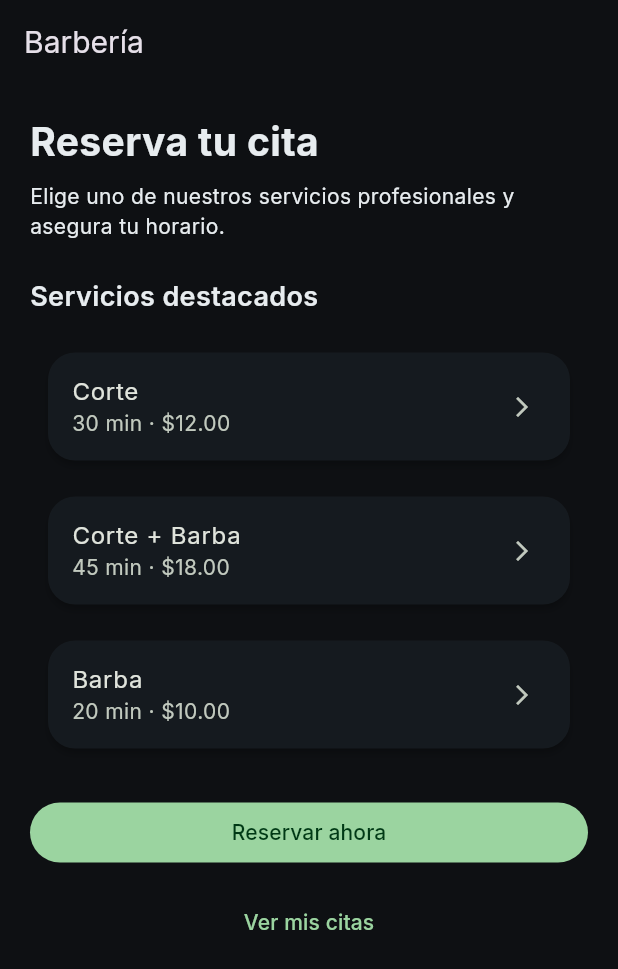
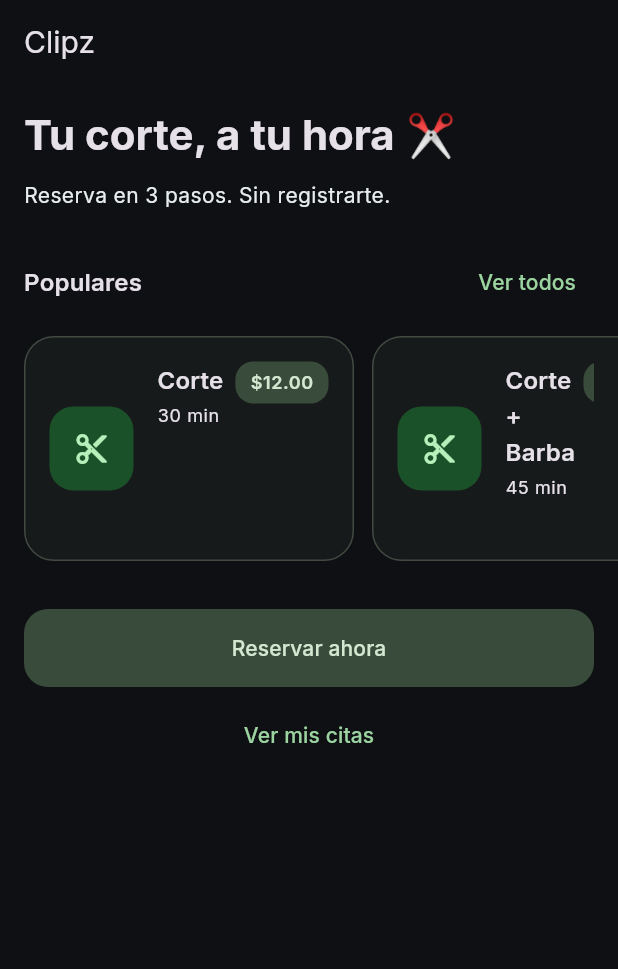
Before and after one commit to GrullonDev/Barberia, a Flutter app: the screen it shows after launch, on a phone screen of 412 x 824 dp. Shown: the top 969 px of the screen. Run offline on Flutter 3.47's test engine with Material 3 defaults, Android fonts, the phone set to English and light mode, and no system bars; our stand-ins replace flutter_riverpod, go_router, google_fonts, qr_flutter, share_plus.

Commit message:
Add reusable UI components: EmptyStateBlock, PrimaryButton, SectionTitle, and SlotChip

```diff
--- /dev/null
+++ b/lib/common/widgets/primary_button.dart
@@ -0,0 +1,59 @@
+import 'package:flutter/material.dart';
+
+/// Primary full-width button with consistent padding and large radius.
+class PrimaryButton extends StatelessWidget {
+  const PrimaryButton({
+    required this.label,
+    required this.onPressed,
+    super.key,
+    this.icon,
+    this.enabled = true,
+    this.loading = false,
+  });
+
+  final String label;
+  final VoidCallback onPressed;
+  final Widget? icon;
+  final bool enabled;
+  final bool loading;
+
+  @override
+  Widget build(final BuildContext context) {
+    final VoidCallback? effectiveOnPressed = (!enabled || loading)
+        ? null
+        : onPressed;
+    final Widget child = loading
+        ? const SizedBox(
+            width: 20,
+            height: 20,
+            child: CircularProgressIndicator(strokeWidth: 2),
+          )
+        : Row(
+            mainAxisSize: MainAxisSize.min,
+            mainAxisAlignment: MainAxisAlignment.center,
+            children: <Widget>[
+              if (icon != null) ...<Widget>[icon!, const SizedBox(width: 8)],
+              Flexible(
+                child: Text(
+                  label,
+                  overflow: TextOverflow.ellipsis,
+                ),
+              ),
+            ],
+          );
+
+    return SizedBox(
+      width: double.infinity,
+      child: FilledButton.tonal(
+        style: FilledButton.styleFrom(
+          padding: const EdgeInsets.symmetric(vertical: 16),
+          shape: RoundedRectangleBorder(
+            borderRadius: BorderRadius.circular(16),
+          ),
+        ),
+        onPressed: effectiveOnPressed,
+        child: child,
+      ),
+    );
+  }
+}
--- a/lib/features/booking/pages/home_page.dart
+++ b/lib/features/booking/pages/home_page.dart
@@ -4,8 +4,10 @@ import 'package:flutter_riverpod/flutter_riverpod.dart';
 import 'package:go_router/go_router.dart';
 
 import 'package:barberia/app/router.dart';
+import 'package:barberia/common/widgets/primary_button.dart';
 import 'package:barberia/features/booking/models/service.dart';
 import 'package:barberia/features/booking/providers/booking_providers.dart';
+import 'package:barberia/features/booking/widgets/service_card_modern.dart';
 
 class HomePage extends ConsumerWidget {
   const HomePage({super.key});
@@ -13,49 +15,74 @@ class HomePage extends ConsumerWidget {
   @override
   Widget build(final BuildContext context, final WidgetRef ref) {
     final List<Service> services = ref.watch(servicesProvider);
-    final List<Service> featured = services.take(3).toList();
+    final List<Service> popular = services.take(6).toList();
+    final ColorScheme cs = Theme.of(context).colorScheme;
 
     return Scaffold(
-      appBar: AppBar(title: const Text('Barbería')),
+      appBar: AppBar(title: const Text('Clipz')),
       body: ListView(
-        padding: const EdgeInsets.all(20),
+        padding: const EdgeInsets.all(16),
         children: <Widget>[
-          const Text(
-            'Reserva tu cita',
-            style: TextStyle(fontSize: 26, fontWeight: FontWeight.bold),
+          // Hero
+          Text(
+            'Tu corte, a tu hora ✂️',
+            style: Theme.of(context).textTheme.titleLarge?.copyWith(
+                  fontWeight: FontWeight.w700,
+                  fontSize: 28,
+                ),
           ),
-          const SizedBox(height: 8),
+          const SizedBox(height: 12),
           Text(
-            'Elige uno de nuestros servicios profesionales y asegura tu horario.',
+            'Reserva en 3 pasos. Sin registrarte.',
             style: Theme.of(context).textTheme.bodyMedium,
           ),
           const SizedBox(height: 24),
-          const Text(
-            'Servicios destacados',
-            style: TextStyle(fontSize: 18, fontWeight: FontWeight.w600),
+          Row(
+            mainAxisAlignment: MainAxisAlignment.spaceBetween,
+            children: <Widget>[
+              Text(
+                'Populares',
+                style: Theme.of(context).textTheme.titleMedium?.copyWith(
+                      fontWeight: FontWeight.w600,
+                    ),
+              ),
+              TextButton(
+                onPressed: () => context.goNamed(RouteNames.services),
+                child: const Text('Ver todos'),
+              ),
+            ],
           ),
           const SizedBox(height: 12),
-          ...featured.map(
-            (final Service s) => Card(
-              child: ListTile(
-                title: Text(s.name),
-                subtitle: Text(
-                  '${s.durationMinutes} min · \$${s.price.toStringAsFixed(2)}',
-                ),
-                trailing: const Icon(Icons.arrow_forward_ios, size: 16),
-                onTap: () => context.goNamed(RouteNames.services),
-              ),
+          SizedBox(
+            height: 150,
+            child: ListView.separated(
+              scrollDirection: Axis.horizontal,
+              itemCount: popular.length,
+              separatorBuilder: (_, __) => const SizedBox(width: 12),
+              itemBuilder: (final BuildContext _, final int i) {
+                final Service s = popular[i];
+                return SizedBox(
+                  width: 220,
+                  child: ServiceCardModern(
+                    service: s,
+                    onTap: () => context.goNamed(RouteNames.services),
+                  ),
+                );
+              },
             ),
           ),
-          const SizedBox(height: 20),
-          FilledButton(
+          const SizedBox(height: 32),
+          PrimaryButton(
+            label: 'Reservar ahora',
             onPressed: () => context.goNamed(RouteNames.services),
-            child: const Text('Reservar ahora'),
           ),
-          const SizedBox(height: 12),
-          TextButton(
+          const SizedBox(height: 8),
+            TextButton(
             onPressed: () => context.goNamed(RouteNames.myBookings),
-            child: const Text('Ver mis citas'),
+            child: Text(
+              'Ver mis citas',
+              style: TextStyle(color: cs.primary),
+            ),
           ),
         ],
       ),
```
Also changed, not shown: lib/common/widgets/empty_state_block.dart (added, +53 -0 lines), lib/common/widgets/section_title.dart (added, +37 -0 lines), lib/common/widgets/slot_chip.dart (added, +69 -0 lines).
